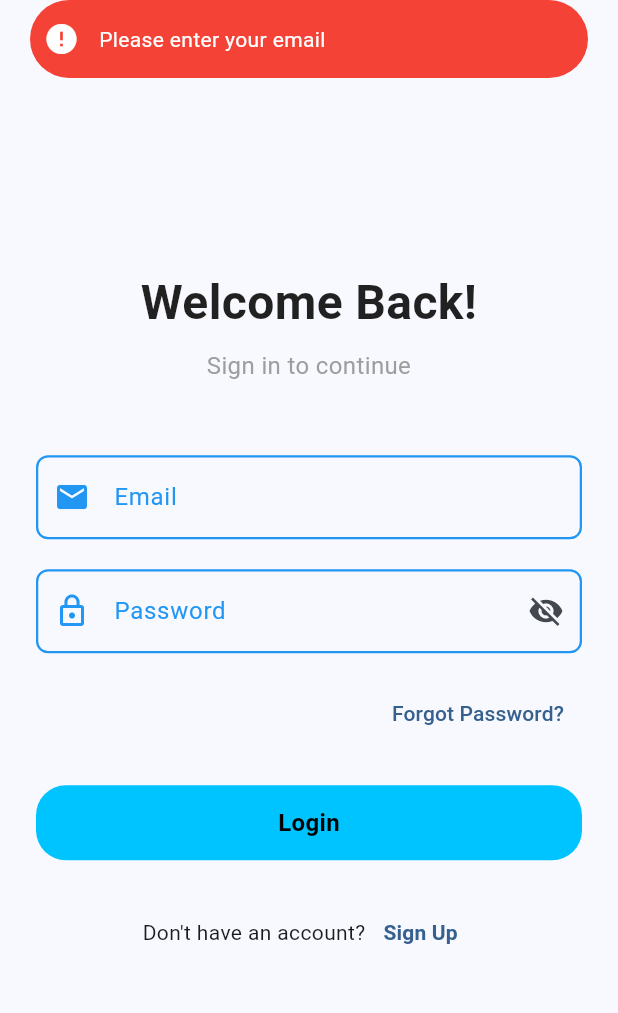
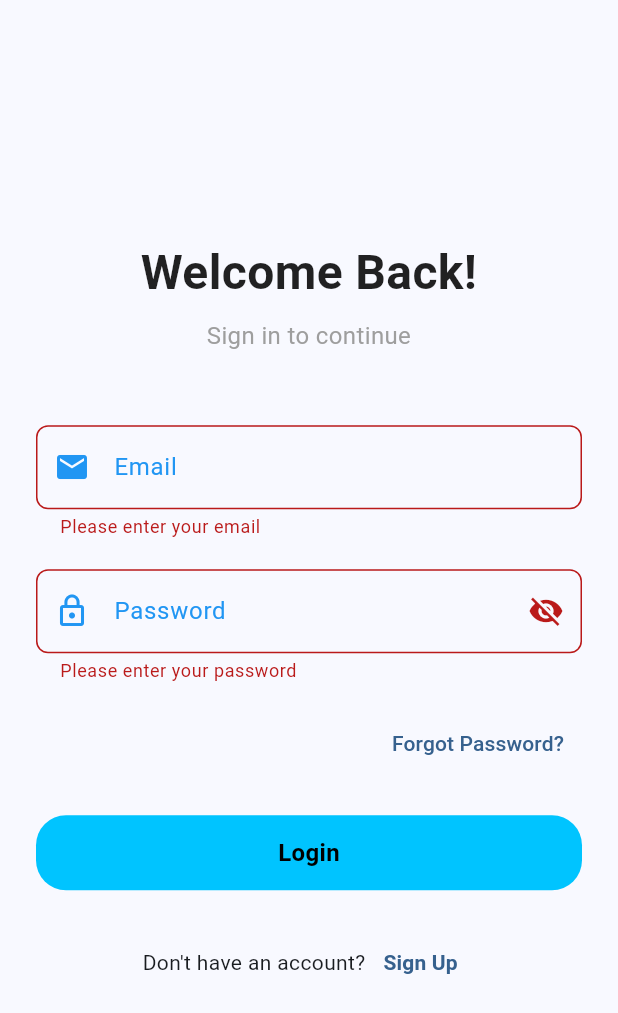
Before and after one commit to mdnahidhossen1911/provider_test, a Flutter app: the screen it shows after launch, after a tap on "Login", on a phone screen of 412 x 824 dp. Shown: the top 1013 px of the screen. Run offline on Flutter 3.47's test engine with Material 3 defaults, Android fonts, the phone set to English and light mode, and no system bars; drawn by our look-alikes of another_flushbar; our stand-ins replace fluttertoast.

Commit message:
login api and ui connection

```diff
--- a/lib/view/login_view.dart
+++ b/lib/view/login_view.dart
@@ -65,6 +65,7 @@ class _LoginViewState extends State<LoginView> {
                   TextFormField(
                     controller: _emailController,
                     keyboardType: TextInputType.emailAddress,
+                    autovalidateMode: AutovalidateMode.onUserInteraction,
                     decoration: const InputDecoration(
                       labelText: 'Email',
                       prefixIcon: Icon(Icons.email),
@@ -95,6 +96,7 @@ class _LoginViewState extends State<LoginView> {
                         controller: _passwordController,
                         obscureText: value,
                         focusNode: _passwordFocusNode,
+                        autovalidateMode: AutovalidateMode.onUserInteraction,
                         decoration: InputDecoration(
                           labelText: 'Password',
                           prefixIcon: const Icon(Icons.lock_outline),
@@ -139,22 +141,10 @@ class _LoginViewState extends State<LoginView> {
                     title: 'Login',
                     loading: authViewModel.isLoading,
                     onPress: () {
-                      if (_emailController.text.isEmpty) {
-                        Utils.showFlushBar(context, 'Please enter your email');
-                      } else if (_passwordController.text.isEmpty) {
-                        Utils.showFlushBar(
-                          context,
-                          'Please enter your password',
-                        );
-                      } else if (_passwordController.text.length < 6) {
-                        Utils.showFlushBar(
-                          context,
-                          'Password must be at least 6 characters long',
-                        );
-                      } else {
+                      if (_formKey.currentState?.validate() ?? false) {
                         authViewModel.login(context, {
-                          "email": "admin@mail.com",
-                          "password": "123456",
+                          "email": _emailController.text.trim(),
+                          "password": _passwordController.text,
                         });
                       }
                     },
--- a/lib/view_model/auth_view_model.dart
+++ b/lib/view_model/auth_view_model.dart
@@ -19,6 +19,7 @@ class AuthViewModel extends ChangeNotifier {
         .then((value) {
           isLoading = false;
           debugPrint(value.toString());
+          Utils.showToast(value['msg'].toString());
         })
         .onError((error, stackTrace) {
           isLoading = false;
```
